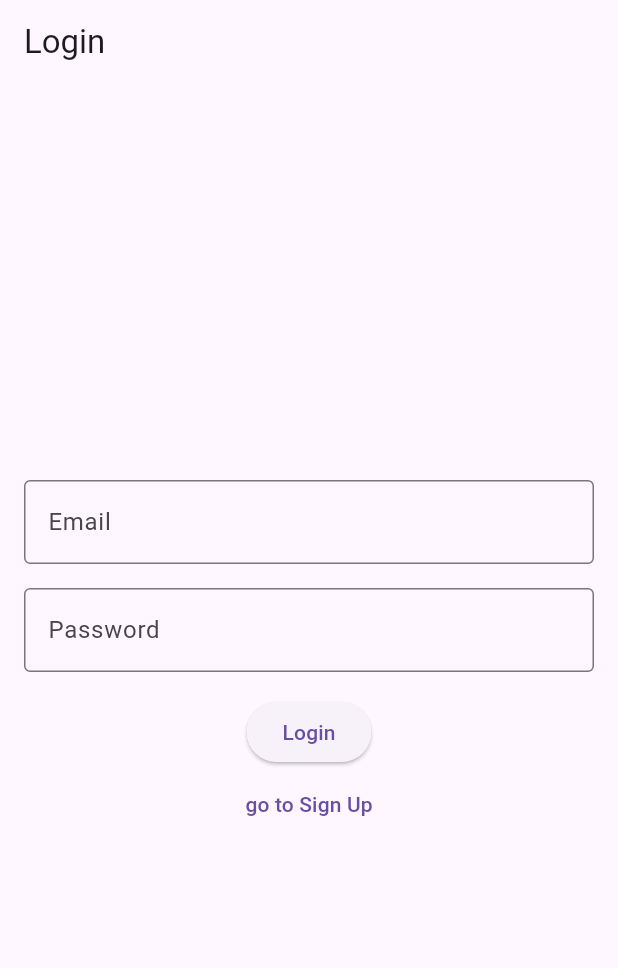
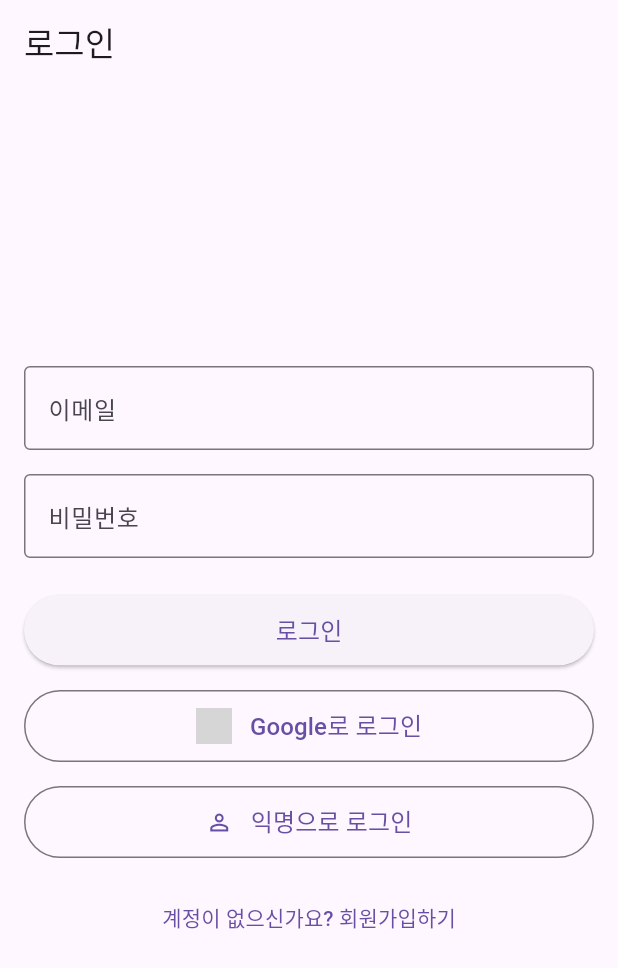
Before and after one commit to gogoJH/firebase_ex, a Flutter app: the screen it shows after launch, on a phone screen of 412 x 824 dp. Shown: the top 968 px of the screen. Run offline on Flutter 3.47's test engine with Material 3 defaults, Android fonts, the phone set to English and light mode, and no system bars; our stand-ins replace cloud_firestore, firebase_auth, firebase_core, get, google_sign_in; accounts and stored records are empty; generated files the repository leaves out were written again; network calls fail; grey boxes are pictures that could not be loaded.

```diff
--- a/lib/controllers/todo_controller.dart
+++ b/lib/controllers/todo_controller.dart
@@ -20,6 +20,7 @@ class TodoController extends GetxController {
       _firestore
           .collection('todos')
           .where('userId', isEqualTo: _auth.currentUser!.uid)
+          .orderBy('createdAt', descending: true)
           .snapshots()
           .listen((snapshot) {
         todos.value =
@@ -31,12 +32,17 @@ class TodoController extends GetxController {
   Future<void> addTodo(String content) async {
     if (_auth.currentUser == null) return;
 
+    try {
       await _firestore.collection('todos').add({
         'content': content,
         'userId': _auth.currentUser!.uid,
         'createdAt': FieldValue.serverTimestamp(),
         'completed': false,
       });
+    } catch (e) {
+      print('할 일 추가 실패: $e');
+      Get.snackbar('오류', '할 일을 추가하는데 실패했습니다');
+    }
   }
 
   Future<void> deleteTodo(String todoId) async {
@@ -44,8 +50,13 @@ class TodoController extends GetxController {
   }
 
   Future<void> toggleTodo(String todoId, bool completed) async {
+    try {
       await _firestore.collection('todos').doc(todoId).update({
         'completed': completed,
       });
+    } catch (e) {
+      print('할 일 상태 변경 실패: $e');
+      Get.snackbar('오류', '할 일 상태를 변경하는데 실패했습니다');
     }
   }
+}
--- a/lib/main.dart
+++ b/lib/main.dart
@@ -1,11 +1,13 @@
 import 'package:firebase_core/firebase_core.dart';
 import 'package:firebase_ex/controllers/auth_controller.dart';
 import 'package:firebase_ex/controllers/todo_controller.dart';
+import 'package:firebase_ex/controllers/comment_controller.dart';
 import 'package:firebase_ex/firebase_options.dart';
 import 'package:firebase_ex/screens/home_screen.dart';
 import 'package:firebase_ex/screens/login_screen.dart';
 import 'package:firebase_ex/screens/signup_screen.dart';
 import 'package:firebase_ex/screens/settings_screen.dart';
+import 'package:firebase_ex/screens/todo_detail_screen.dart';
 import 'package:flutter/material.dart';
 import 'package:get/get.dart';
 
@@ -19,6 +21,7 @@ void main() async {
 
   Get.put(AuthController());
   Get.put(TodoController());
+  Get.put(CommentController());
 
   runApp(const MyApp());
 }
@@ -36,6 +39,7 @@ class MyApp extends StatelessWidget {
         GetPage(name: '/signup', page: () => SignupScreen()),
         GetPage(name: '/home', page: () => HomeScreen()),
         GetPage(name: '/settings', page: () => SettingsScreen()),
+        GetPage(name: '/todo-detail', page: () => TodoDetailScreen()),
       ],
     );
   }
--- a/lib/models/todo.dart
+++ b/lib/models/todo.dart
@@ -5,12 +5,14 @@ class TodoItem {
   final String content;
   final bool completed;
   final DateTime? createdAt;
+  final DateTime? lastCommentAt;
 
   TodoItem({
     required this.id,
     required this.content,
     required this.completed,
     this.createdAt,
+    this.lastCommentAt,
   });
 
   factory TodoItem.fromDocument(DocumentSnapshot doc) {
@@ -20,6 +22,7 @@ class TodoItem {
       content: data['content'] ?? '',
       completed: data['completed'] ?? false,
       createdAt: (data['createdAt'] as Timestamp?)?.toDate(),
+      lastCommentAt: (data['lastCommentAt'] as Timestamp?)?.toDate(),
     );
   }
 }
--- a/lib/screens/login_screen.dart
+++ b/lib/screens/login_screen.dart
@@ -9,53 +9,95 @@ class LoginScreen extends StatelessWidget {
   final TextEditingController emailController = TextEditingController();
   final TextEditingController passwordController = TextEditingController();
 
-  void handleSingIn() async {
-    await authController.signIn(emailController.text, passwordController.text);
-    Get.offAndToNamed('/home');
-  }
-
   @override
   Widget build(BuildContext context) {
     return Scaffold(
       appBar: AppBar(
-        title: const Text('Login'),
+        title: const Text('로그인'),
       ),
       body: Padding(
         padding: const EdgeInsets.all(16.0),
         child: Column(
           mainAxisAlignment: MainAxisAlignment.center,
+          crossAxisAlignment: CrossAxisAlignment.stretch,
           children: [
             TextField(
               controller: emailController,
               decoration: const InputDecoration(
-                labelText: 'Email',
+                labelText: '이메일',
                 border: OutlineInputBorder(),
               ),
+              keyboardType: TextInputType.emailAddress,
             ),
-            const SizedBox(
-              height: 16,
-            ),
+            const SizedBox(height: 16),
             TextField(
               controller: passwordController,
               decoration: const InputDecoration(
-                labelText: 'Password',
+                labelText: '비밀번호',
                 border: OutlineInputBorder(),
               ),
+              obscureText: true,
             ),
-            const SizedBox(
-              height: 16,
-            ),
+            const SizedBox(height: 24),
             ElevatedButton(
               onPressed: () {
-                handleSingIn();
+                authController.signIn(
+                  emailController.text,
+                  passwordController.text,
+                );
               },
-              child: const Text(
-                "Login",
+              child: const Padding(
+                padding: EdgeInsets.all(12.0),
+                child: Text(
+                  '로그인',
+                  style: TextStyle(fontSize: 16),
+                ),
               ),
             ),
+            const SizedBox(height: 16),
+            OutlinedButton(
+              onPressed: () => authController.signInWithGoogle(),
+              style: OutlinedButton.styleFrom(
+                padding: const EdgeInsets.all(12.0),
+              ),
+              child: Row(
+                mainAxisAlignment: MainAxisAlignment.center,
+                children: [
+                  Image.network(
+                    'https://www.google.com/favicon.ico',
+                    height: 24,
+                  ),
+                  const SizedBox(width: 12),
+                  const Text(
+                    'Google로 로그인',
+                    style: TextStyle(fontSize: 16),
+                  ),
+                ],
+              ),
+            ),
+            const SizedBox(height: 16),
+            OutlinedButton(
+              onPressed: () => authController.signInAnonymously(),
+              style: OutlinedButton.styleFrom(
+                padding: const EdgeInsets.all(12.0),
+              ),
+              child: const Row(
+                mainAxisAlignment: MainAxisAlignment.center,
+                children: [
+                  Icon(Icons.person_outline),
+                  SizedBox(width: 12),
+                  Text(
+                    '익명으로 로그인',
+                    style: TextStyle(fontSize: 16),
+                  ),
+                ],
+              ),
+            ),
+            const SizedBox(height: 16),
             TextButton(
-                onPressed: () => Get.toNamed('/signup'),
-                child: const Text('go to Sign Up'))
+              onPressed: () => Get.toNamed('/signup'),
+              child: const Text('계정이 없으신가요? 회원가입하기'),
+            ),
           ],
         ),
       ),
```
Also changed, not shown: lib/controllers/auth_controller.dart (+42 -41 lines), lib/controllers/comment_controller.dart (added, +68 -0 lines), lib/models/comment.dart (added, +31 -0 lines), lib/screens/home_screen.dart (+63 -35 lines), lib/screens/todo_detail_screen.dart (added, +142 -0 lines), pubspec.yaml (+52 -54 lines), assets/images/read_me_preview.png (renamed from essets/images/read_me_preview.png), pubspec.lock, 7 other files. Lines whose indentation alone changed are shown as unchanged.
